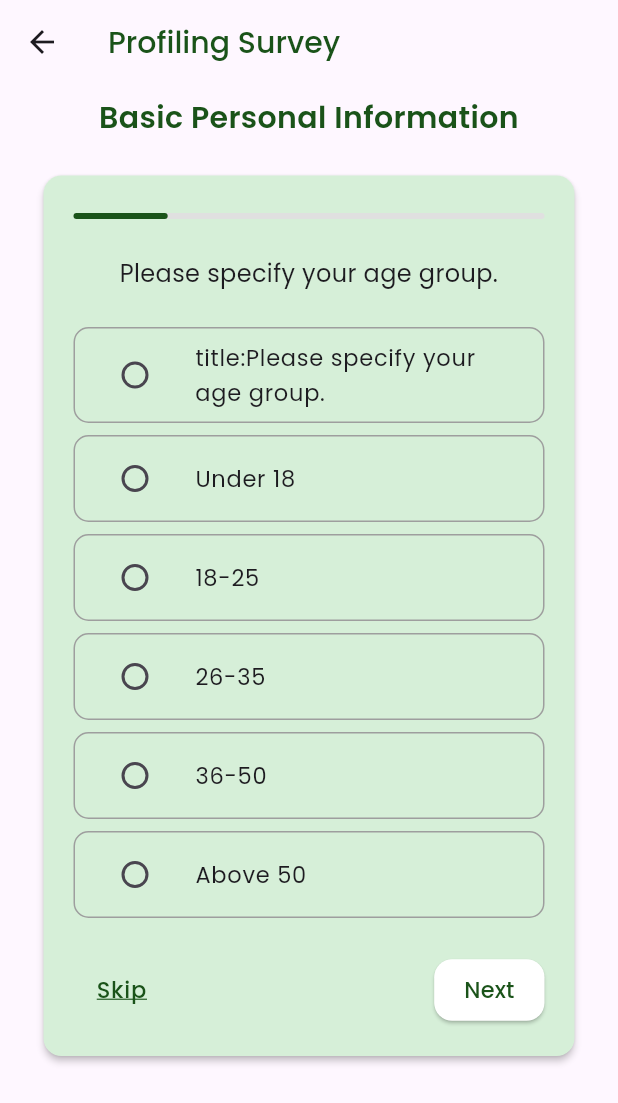
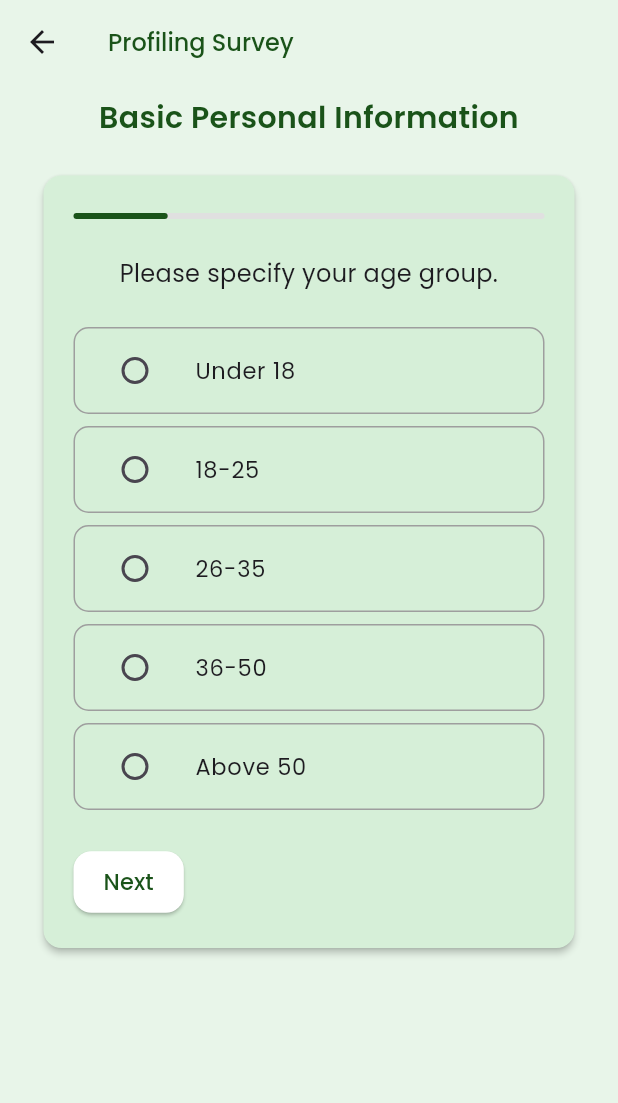
Before and after one commit to techuila/better-bites-app, a Flutter app: the ProfilingQuestionsPage screen opened directly, on a phone screen of 412 x 824 dp. Shown: the top 1103 px of the screen. Run offline on Flutter 3.47's test engine with Material 3 defaults, Android fonts, the phone set to English and light mode, and no system bars; our stand-ins replace camera, flutter_svg, image_picker, loading_animation_widget, sqflite; missing offline and left inert: google_mlkit_text_recognition; accounts and stored records are empty.

Commit message:
Update profiling.dart
undo

```diff
--- a/lib/screens/profiling.dart
+++ b/lib/screens/profiling.dart
@@ -22,7 +22,6 @@ class _ProfilingQuestionsPageState extends State<ProfilingQuestionsPage> {
 
 // lIST OF AGE OPTIONS
   List<String> ageOptions = [
-    "title:" "Please specify your age group.",
     'Under 18',
     '18-25',
     '26-35',
@@ -32,7 +31,6 @@ class _ProfilingQuestionsPageState extends State<ProfilingQuestionsPage> {
 
 // LIST OF HEIGHT OPTIONS
   final List<String> _heightOptions = [
-    "title:" "What is your height?",
     'Below 150 cm',
     '150-160 cm',
     '161-170 cm',
@@ -42,7 +40,6 @@ class _ProfilingQuestionsPageState extends State<ProfilingQuestionsPage> {
 
 // LIST OF WEIGHT OPTIONS
   final List<String> _weightOptions = [
-    "title:" "What is your weight?",
     'Under 50 kg',
     '50-60 kg',
     '61-70 kg',
@@ -52,7 +49,6 @@ class _ProfilingQuestionsPageState extends State<ProfilingQuestionsPage> {
 
   // LIST OF HEALTH CONDITIONS
   List<String> healthConditions = [
-    "title:" "Do you have any health conditions?",
     'Yes',
     'No',
   ];
@@ -86,27 +82,23 @@ class _ProfilingQuestionsPageState extends State<ProfilingQuestionsPage> {
     );
   }
 
-  void _skipToCamera() {
-    Navigator.push(
-      context,
-      MaterialPageRoute(builder: (context) => Camera()),
-    );
-  }
-
   @override
   Widget build(BuildContext context) {
     return Scaffold(
+      backgroundColor: Colors.green.shade50,
       resizeToAvoidBottomInset: false,
       appBar: AppBar(
         title: Text(
           'Profiling Survey',
           style: TextStyle(
             fontFamily: 'Poppins',
-            fontSize: 20,
+            fontSize: 16,
             color: Color(0xff1A5319),
             fontWeight: FontWeight.w500,
           ),
         ),
+        backgroundColor: Colors.green.shade50,
+        elevation: 0,
       ),
       body: SingleChildScrollView(
         padding: const EdgeInsets.fromLTRB(25, 8, 25, 0),
@@ -414,24 +406,6 @@ class _ProfilingQuestionsPageState extends State<ProfilingQuestionsPage> {
                     Row(
                       mainAxisAlignment: MainAxisAlignment.spaceBetween,
                       children: [
-                        // SKIP BUTTON
-                        if (_currentPage == 0) ...[
-                          //SizedBox(width: 10),
-                          TextButton(
-                            onPressed: _skipToCamera,
-                            child: Text(
-                              'Skip',
-                              style: TextStyle(
-                                fontFamily: 'Poppins',
-                                fontSize: 15,
-                                color: Color(0xff1A5319),
-                                decoration: TextDecoration.underline,
-                                decorationColor: Color(0xff1A5319),
-                                letterSpacing: 0.5,
-                              ),
-                            ),
-                          ),
-                        ],
                         if (_currentPage > 0)
                           OutlinedButton(
                             onPressed: _previousPage,
```
